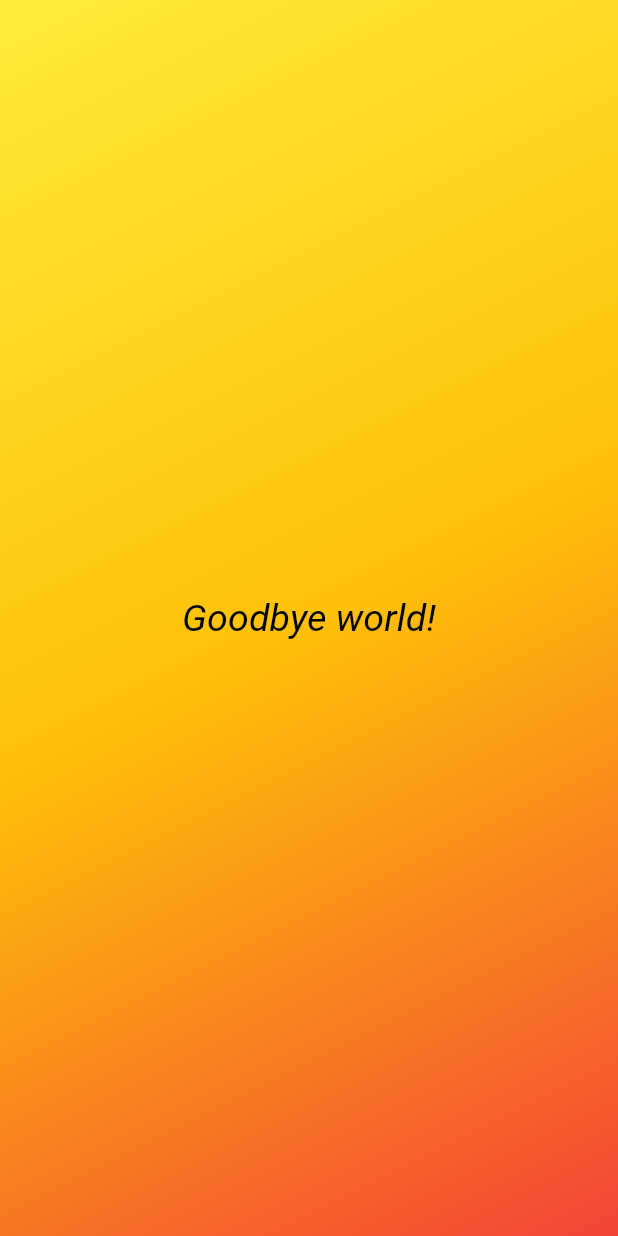
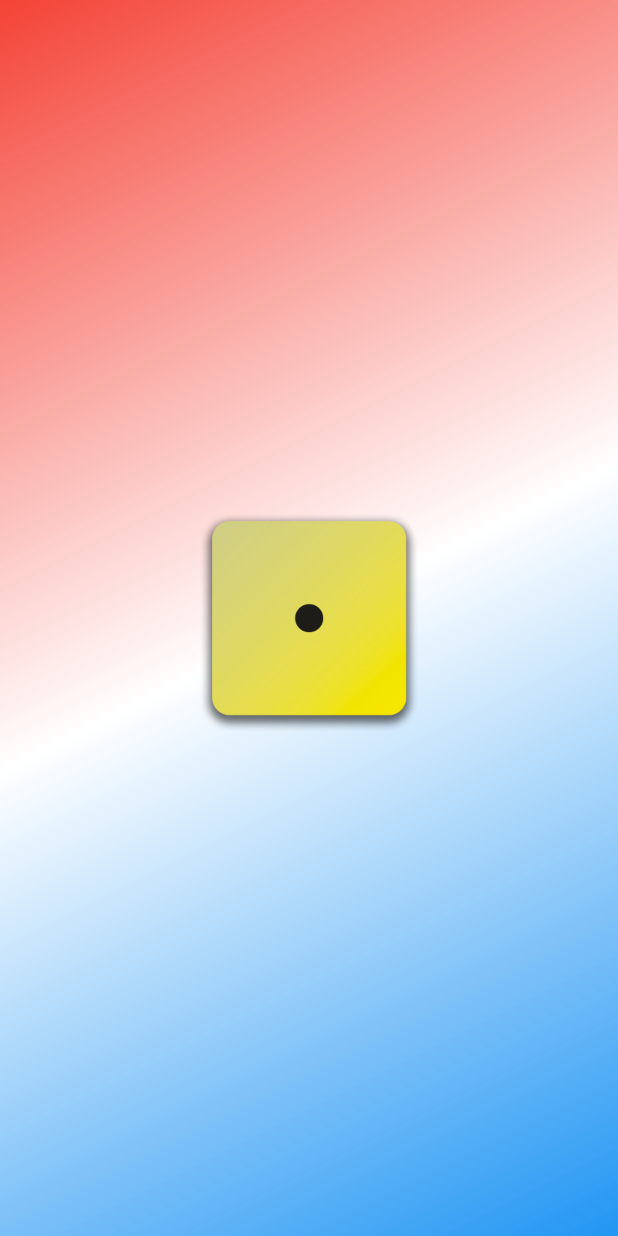
Before and after one commit to Moinak-Majumdar/flutter-course, a Flutter app: the screen it shows after launch, on a phone screen of 412 x 824 dp. Run offline on Flutter 3.47's test engine with Material 2 defaults, Android fonts, the phone set to English and light mode, and no system bars.

Commit message:
dice roller

```diff
--- /dev/null
+++ b/lib/dice_roller.dart
@@ -0,0 +1,59 @@
+import 'package:flutter/material.dart';
+import 'dart:math';
+
+class DiceRoller extends StatefulWidget {
+  const DiceRoller({super.key});
+
+  @override
+  State<DiceRoller> createState() {
+    return _DiceRollerState();
+  }
+}
+
+class _DiceRollerState extends State<DiceRoller> {
+  int diceImgState = 1;
+  void rollDice() {
+    setState(() {
+      int genState = Random().nextInt(6) + 1;
+      if (genState == diceImgState) {
+        rollDice();
+      } else {
+        diceImgState = genState;
+      }
+    });
+  }
+
+  @override
+  Widget build(context) {
+    return Center(
+      child: Column(
+        mainAxisSize: MainAxisSize.min,
+        children: [
+          // Image.asset(
+          //   'assets/image/dice-$diceImgState.png',
+          //   width: 150,
+          // ),
+          // const SizedBox(
+          //   height: 20,
+          // ),
+          TextButton(
+            onPressed: rollDice,
+            // style: ElevatedButton.styleFrom(
+            //   padding: const EdgeInsets.fromLTRB(20, 10, 20, 10),
+            //   backgroundColor: Colors.blueGrey,
+            //   textStyle: const TextStyle(
+            //     fontSize: 20,
+            //     fontStyle: FontStyle.italic,
+            //   ),
+            // ),
+            // child: Text('Roll Dice'),
+            child: Image.asset(
+              'assets/image/dice-$diceImgState.png',
+              width: 150,
+            ),
+          ),
+        ],
+      ),
+    );
+  }
+}
--- a/lib/gradient_container.dart
+++ b/lib/gradient_container.dart
@@ -1,5 +1,5 @@
 import 'package:flutter/material.dart';
-import 'package:roll_a_dice/styled_text.dart';
+import 'package:roll_a_dice/dice_roller.dart';
 
 class GradientContainer extends StatelessWidget {
   final List<Color> colorList;
@@ -18,9 +18,7 @@ class GradientContainer extends StatelessWidget {
           end: Alignment.bottomRight,
         ),
       ),
-      child: const Center(
-        child: StyledText('Goodbye world!'),
-      ),
+      child: const DiceRoller(),
     );
   }
 }
--- a/lib/main.dart
+++ b/lib/main.dart
@@ -3,10 +3,19 @@ import 'package:roll_a_dice/gradient_container.dart';
 
 void main() {
   runApp(
-    const MaterialApp(
-      home: Scaffold(
-        body: GradientContainer([Colors.yellow, Colors.amber, Colors.red]),
-      ),
-    ),
+    const MyApp(),
   );
 }
+
+class MyApp extends StatelessWidget {
+  const MyApp({super.key});
+
+  @override
+  Widget build(context) {
+    return const MaterialApp(
+      home: Scaffold(
+        body: GradientContainer([Colors.red, Colors.white, Colors.blue]),
+      ),
+    );
+  }
+}
--- a/lib/styled_text.dart
+++ b/lib/styled_text.dart
@@ -10,7 +10,7 @@ class StyledText extends StatelessWidget {
       text,
       style: const TextStyle(
         color: Colors.black,
-        fontSize: 25,
+        fontSize: 30,
         fontStyle: FontStyle.italic,
       ),
     );
```
Also changed, not shown: pubspec.yaml (+7 -1 lines), assets/image/dice-1.png (added), assets/image/dice-2.png (added), assets/image/dice-3.png (added), assets/image/dice-4.png (added), assets/image/dice-5.png (added), assets/image/dice-6.png (added), 2 other files.
